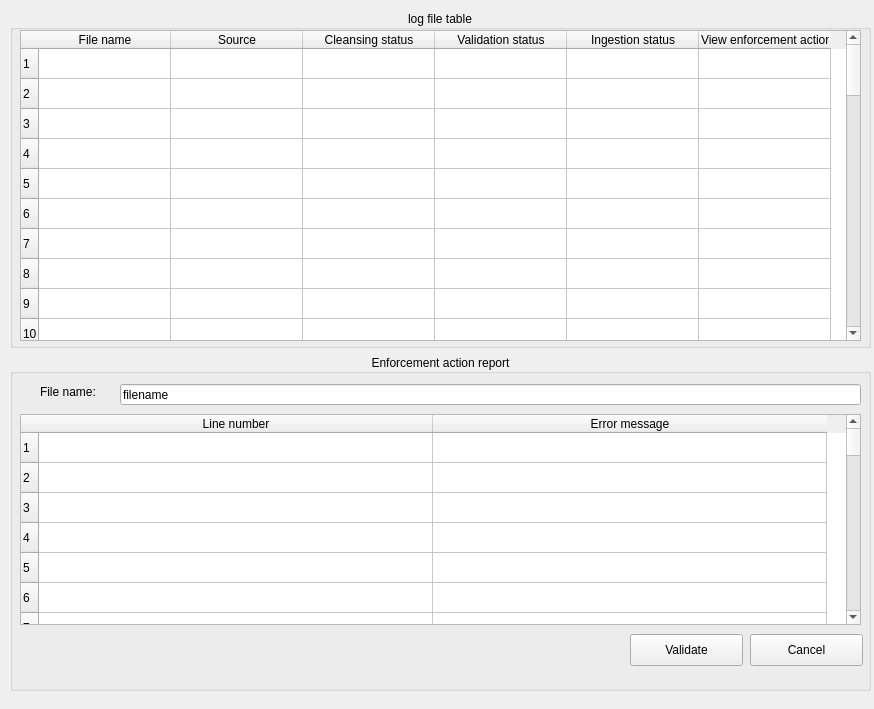
This is ui/LogFileConfig.ui in CS4311-spring-2020/pick-tool-team15-spicegirls as Qt 5 draws it before an edit. The edited form follows.
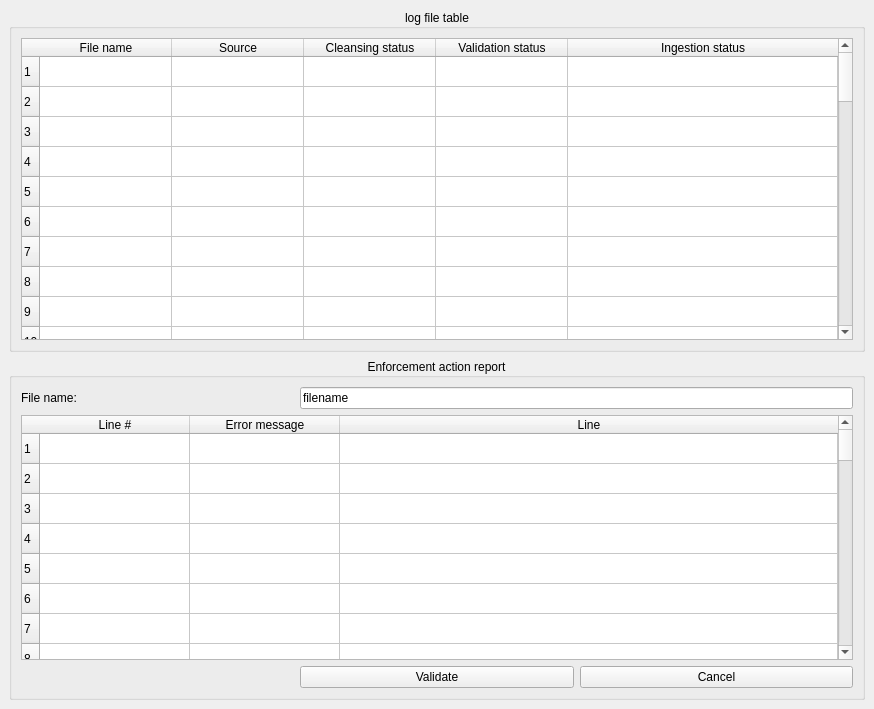
This is the edited form.

The edit to the form file:
```diff
--- a/ui/LogFileConfig.ui
+++ b/ui/LogFileConfig.ui
@@ -26,16 +26,9 @@
      <height>709</height>
     </size>
    </property>
-   <widget class="QWidget" name="verticalLayoutWidget">
-    <property name="geometry">
-     <rect>
-      <x>10</x>
-      <y>10</y>
-      <width>861</width>
-      <height>681</height>
-     </rect>
-    </property>
-    <layout class="QVBoxLayout" name="verticalLayout">
+   <layout class="QGridLayout" name="gridLayout">
+    <item row="0" column="0">
+     <layout class="QVBoxLayout" name="verticalLayout" stretch="1,1">
      <property name="sizeConstraint">
       <enum>QLayout::SetNoConstraint</enum>
      </property>
@@ -53,14 +46,17 @@
        <property name="alignment">
         <set>Qt::AlignCenter</set>
        </property>
+        <layout class="QGridLayout" name="gridLayout_2">
+         <item row="0" column="0">
        <widget class="QTableWidget" name="LFT_tableWidget">
-        <property name="geometry">
-         <rect>
-          <x>10</x>
-          <y>20</y>
-          <width>841</width>
-          <height>311</height>
-         </rect>
+           <property name="sizeAdjustPolicy">
+            <enum>QAbstractScrollArea::AdjustToContents</enum>
+           </property>
+           <property name="editTriggers">
+            <set>QAbstractItemView::SelectedClicked</set>
+           </property>
+           <property name="selectionBehavior">
+            <enum>QAbstractItemView::SelectRows</enum>
         </property>
         <property name="sortingEnabled">
          <bool>true</bool>
@@ -69,11 +65,14 @@
          <number>50</number>
         </property>
         <attribute name="horizontalHeaderCascadingSectionResizes">
-         <bool>false</bool>
+            <bool>true</bool>
         </attribute>
         <attribute name="horizontalHeaderDefaultSectionSize">
          <number>132</number>
         </attribute>
+           <attribute name="horizontalHeaderStretchLastSection">
+            <bool>true</bool>
+           </attribute>
         <attribute name="verticalHeaderStretchLastSection">
          <bool>false</bool>
         </attribute>
@@ -152,418 +151,9 @@
           <string>Ingestion status</string>
          </property>
         </column>
-        <column>
-         <property name="text">
-          <string>View enforcement action report</string>
-         </property>
-         <property name="textAlignment">
-          <set>AlignLeading|AlignVCenter</set>
-         </property>
-        </column>
-        <item row="0" column="5">
-         <property name="text">
-          <string/>
-         </property>
-         <property name="textAlignment">
-          <set>AlignCenter</set>
-         </property>
-         <property name="checkState">
-          <enum>Unchecked</enum>
-         </property>
-        </item>
-        <item row="1" column="5">
-         <property name="text">
-          <string/>
-         </property>
-         <property name="checkState">
-          <enum>Unchecked</enum>
-         </property>
-        </item>
-        <item row="2" column="5">
-         <property name="text">
-          <string/>
-         </property>
-         <property name="checkState">
-          <enum>Unchecked</enum>
-         </property>
-        </item>
-        <item row="3" column="5">
-         <property name="text">
-          <string/>
-         </property>
-         <property name="checkState">
-          <enum>Unchecked</enum>
-         </property>
-        </item>
-        <item row="4" column="5">
-         <property name="text">
-          <string/>
-         </property>
-         <property name="checkState">
-          <enum>Unchecked</enum>
-         </property>
-        </item>
-        <item row="5" column="5">
-         <property name="text">
-          <string/>
-         </property>
-         <property name="checkState">
-          <enum>Unchecked</enum>
-         </property>
-        </item>
-        <item row="6" column="5">
-         <property name="text">
-          <string/>
-         </property>
-         <property name="checkState">
-          <enum>Unchecked</enum>
-         </property>
-        </item>
-        <item row="7" column="5">
-         <property name="text">
-          <string/>
-         </property>
-         <property name="checkState">
-          <enum>Unchecked</enum>
-         </property>
-        </item>
-        <item row="8" column="5">
-         <property name="text">
-          <string/>
-         </property>
-         <property name="checkState">
-          <enum>Unchecked</enum>
-         </property>
-        </item>
-        <item row="9" column="5">
-         <property name="text">
-          <string/>
-         </property>
-         <property name="checkState">
-          <enum>Unchecked</enum>
-         </property>
-        </item>
-        <item row="10" column="5">
-         <property name="text">
-          <string/>
-         </property>
-         <property name="checkState">
-          <enum>Unchecked</enum>
-         </property>
-        </item>
-        <item row="11" column="5">
-         <property name="text">
-          <string/>
-         </property>
-         <property name="checkState">
-          <enum>Unchecked</enum>
-         </property>
-        </item>
-        <item row="12" column="5">
-         <property name="text">
-          <string/>
-         </property>
-         <property name="checkState">
-          <enum>Unchecked</enum>
-         </property>
-        </item>
-        <item row="13" column="5">
-         <property name="text">
-          <string/>
-         </property>
-         <property name="checkState">
-          <enum>Unchecked</enum>
-         </property>
-        </item>
-        <item row="14" column="5">
-         <property name="text">
-          <string/>
-         </property>
-         <property name="checkState">
-          <enum>Unchecked</enum>
-         </property>
-        </item>
-        <item row="15" column="5">
-         <property name="text">
-          <string/>
-         </property>
-         <property name="checkState">
-          <enum>Unchecked</enum>
-         </property>
-        </item>
-        <item row="16" column="5">
-         <property name="text">
-          <string/>
-         </property>
-         <property name="checkState">
-          <enum>Unchecked</enum>
-         </property>
-        </item>
-        <item row="17" column="5">
-         <property name="text">
-          <string/>
-         </property>
-         <property name="checkState">
-          <enum>Unchecked</enum>
-         </property>
-        </item>
-        <item row="18" column="5">
-         <property name="text">
-          <string/>
-         </property>
-         <property name="checkState">
-          <enum>Unchecked</enum>
-         </property>
-        </item>
-        <item row="19" column="5">
-         <property name="text">
-          <string/>
-         </property>
-         <property name="checkState">
-          <enum>Unchecked</enum>
-         </property>
-        </item>
-        <item row="20" column="5">
-         <property name="text">
-          <string/>
-         </property>
-         <property name="checkState">
-          <enum>Unchecked</enum>
-         </property>
-        </item>
-        <item row="21" column="5">
-         <property name="text">
-          <string/>
-         </property>
-         <property name="checkState">
-          <enum>Unchecked</enum>
-         </property>
-        </item>
-        <item row="22" column="5">
-         <property name="text">
-          <string/>
-         </property>
-         <property name="checkState">
-          <enum>Unchecked</enum>
-         </property>
-        </item>
-        <item row="23" column="5">
-         <property name="text">
-          <string/>
-         </property>
-         <property name="checkState">
-          <enum>Unchecked</enum>
-         </property>
-        </item>
-        <item row="24" column="5">
-         <property name="text">
-          <string/>
-         </property>
-         <property name="checkState">
-          <enum>Unchecked</enum>
-         </property>
-        </item>
-        <item row="25" column="5">
-         <property name="text">
-          <string/>
-         </property>
-         <property name="checkState">
-          <enum>Unchecked</enum>
-         </property>
-        </item>
-        <item row="26" column="5">
-         <property name="text">
-          <string/>
-         </property>
-         <property name="checkState">
-          <enum>Unchecked</enum>
-         </property>
-        </item>
-        <item row="27" column="5">
-         <property name="text">
-          <string/>
-         </property>
-         <property name="checkState">
-          <enum>Unchecked</enum>
-         </property>
-        </item>
-        <item row="28" column="5">
-         <property name="text">
-          <string/>
-         </property>
-         <property name="checkState">
-          <enum>Unchecked</enum>
-         </property>
-        </item>
-        <item row="29" column="5">
-         <property name="text">
-          <string/>
-         </property>
-         <property name="checkState">
-          <enum>Unchecked</enum>
-         </property>
-        </item>
-        <item row="30" column="5">
-         <property name="text">
-          <string/>
-         </property>
-         <property name="checkState">
-          <enum>Unchecked</enum>
-         </property>
-        </item>
-        <item row="31" column="5">
-         <property name="text">
-          <string/>
-         </property>
-         <property name="checkState">
-          <enum>Unchecked</enum>
-         </property>
-        </item>
-        <item row="32" column="5">
-         <property name="text">
-          <string/>
-         </property>
-         <property name="checkState">
-          <enum>Unchecked</enum>
-         </property>
-        </item>
-        <item row="33" column="5">
-         <property name="text">
-          <string/>
-         </property>
-         <property name="checkState">
-          <enum>Unchecked</enum>
-         </property>
-        </item>
-        <item row="34" column="5">
-         <property name="text">
-          <string/>
-         </property>
-         <property name="checkState">
-          <enum>Unchecked</enum>
-         </property>
-        </item>
-        <item row="35" column="5">
-         <property name="text">
-          <string/>
-         </property>
-         <property name="checkState">
-          <enum>Unchecked</enum>
-         </property>
-        </item>
-        <item row="36" column="5">
-         <property name="text">
-          <string/>
-         </property>
-         <property name="checkState">
-          <enum>Unchecked</enum>
-         </property>
-        </item>
-        <item row="37" column="5">
-         <property name="text">
-          <string/>
-         </property>
-         <property name="checkState">
-          <enum>Unchecked</enum>
-         </property>
-        </item>
-        <item row="38" column="5">
-         <property name="text">
-          <string/>
-         </property>
-         <property name="checkState">
-          <enum>Unchecked</enum>
-         </property>
-        </item>
-        <item row="39" column="5">
-         <property name="text">
-          <string/>
-         </property>
-         <property name="checkState">
-          <enum>Unchecked</enum>
-         </property>
-        </item>
-        <item row="40" column="5">
-         <property name="text">
-          <string/>
-         </property>
-         <property name="checkState">
-          <enum>Unchecked</enum>
-         </property>
-        </item>
-        <item row="41" column="5">
-         <property name="text">
-          <string/>
-         </property>
-         <property name="checkState">
-          <enum>Unchecked</enum>
-         </property>
-        </item>
-        <item row="42" column="5">
-         <property name="text">
-          <string/>
-         </property>
-         <property name="checkState">
-          <enum>Unchecked</enum>
-         </property>
-        </item>
-        <item row="43" column="5">
-         <property name="text">
-          <string/>
-         </property>
-         <property name="checkState">
-          <enum>Unchecked</enum>
-         </property>
-        </item>
-        <item row="44" column="5">
-         <property name="text">
-          <string/>
-         </property>
-         <property name="checkState">
-          <enum>Unchecked</enum>
-         </property>
-        </item>
-        <item row="45" column="5">
-         <property name="text">
-          <string/>
-         </property>
-         <property name="checkState">
-          <enum>Unchecked</enum>
-         </property>
-        </item>
-        <item row="46" column="5">
-         <property name="text">
-          <string/>
-         </property>
-         <property name="checkState">
-          <enum>Unchecked</enum>
-         </property>
-        </item>
-        <item row="47" column="5">
-         <property name="text">
-          <string/>
-         </property>
-         <property name="checkState">
-          <enum>Unchecked</enum>
-         </property>
-        </item>
-        <item row="48" column="5">
-         <property name="text">
-          <string/>
-         </property>
-         <property name="checkState">
-          <enum>Unchecked</enum>
-         </property>
-        </item>
-        <item row="49" column="5">
-         <property name="text">
-          <string/>
-         </property>
-         <property name="checkState">
-          <enum>Unchecked</enum>
-         </property>
-        </item>
-       </widget>
+          </widget>
+         </item>
+        </layout>
       </widget>
      </item>
      <item>
@@ -574,40 +164,25 @@
        <property name="alignment">
         <set>Qt::AlignCenter</set>
        </property>
+        <layout class="QGridLayout" name="gridLayout_3">
+         <item row="0" column="0">
        <widget class="QLabel" name="FileNameLabel">
-        <property name="geometry">
-         <rect>
-          <x>30</x>
-          <y>30</y>
-          <width>60</width>
-          <height>16</height>
-         </rect>
-        </property>
         <property name="text">
          <string>File name:</string>
         </property>
        </widget>
+         </item>
+         <item row="0" column="1" colspan="2">
        <widget class="QLineEdit" name="FileNameLineEdit">
-        <property name="geometry">
-         <rect>
-          <x>110</x>
-          <y>30</y>
-          <width>741</width>
-          <height>21</height>
-         </rect>
-        </property>
         <property name="text">
          <string>filename</string>
         </property>
        </widget>
+         </item>
+         <item row="1" column="0" colspan="3">
        <widget class="QTableWidget" name="LFC_EAR_tableWidget">
-        <property name="geometry">
-         <rect>
-          <x>10</x>
-          <y>60</y>
-          <width>841</width>
-          <height>211</height>
-         </rect>
+           <property name="sizeAdjustPolicy">
+            <enum>QAbstractScrollArea::AdjustToContents</enum>
         </property>
         <property name="sortingEnabled">
          <bool>true</bool>
@@ -616,7 +191,13 @@
          <number>50</number>
         </property>
         <attribute name="horizontalHeaderDefaultSectionSize">
-         <number>394</number>
+            <number>150</number>
+           </attribute>
+           <attribute name="horizontalHeaderStretchLastSection">
+            <bool>true</bool>
+           </attribute>
+           <attribute name="verticalHeaderMinimumSectionSize">
+            <number>20</number>
         </attribute>
         <row/>
         <row/>
@@ -670,7 +251,7 @@
         <row/>
         <column>
          <property name="text">
-          <string>Line number</string>
+             <string>Line #</string>
          </property>
         </column>
         <column>
@@ -678,37 +259,33 @@
           <string>Error message</string>
          </property>
         </column>
-       </widget>
+           <column>
+            <property name="text">
+             <string>Line</string>
+            </property>
+           </column>
+          </widget>
+         </item>
+         <item row="2" column="1">
        <widget class="QPushButton" name="ValidatePushButton">
-        <property name="geometry">
-         <rect>
-          <x>620</x>
-          <y>280</y>
-          <width>113</width>
-          <height>32</height>
-         </rect>
-        </property>
         <property name="text">
          <string>Validate</string>
         </property>
        </widget>
+         </item>
+         <item row="2" column="2">
        <widget class="QPushButton" name="CancelPushButton">
-        <property name="geometry">
-         <rect>
-          <x>740</x>
-          <y>280</y>
-          <width>113</width>
-          <height>32</height>
-         </rect>
-        </property>
         <property name="text">
          <string>Cancel</string>
         </property>
        </widget>
-      </widget>
      </item>
     </layout>
    </widget>
+      </item>
+     </layout>
+    </item>
+   </layout>
   </widget>
  </widget>
  <resources/>
```
Lines whose indentation alone changed are shown as unchanged.
